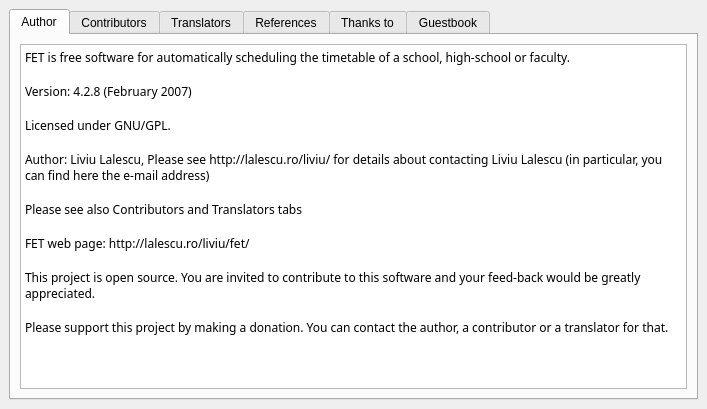
Old version of the form fet/src/interface/helpaboutform_template.ui in the repository vonmecheln/fet.
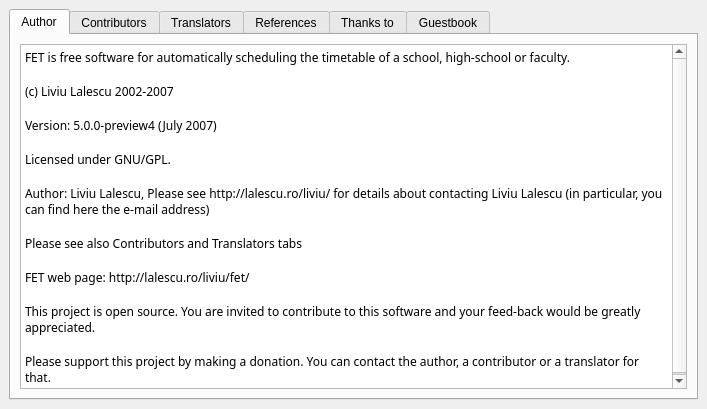
New version of the form.

Commit message: fet-5.0.0-preview4

```diff
--- a/fet/src/interface/helpaboutform_template.ui
+++ b/fet/src/interface/helpaboutform_template.ui
@@ -38,7 +38,7 @@
        <item row="0" column="0" >
         <widget class="QTextBrowser" name="textBrowser" >
          <property name="html" >
-          <string>&lt;html>&lt;head>&lt;meta name="qrichtext" content="1" />&lt;/head>&lt;body style=" white-space: pre-wrap; font-family:Sans Serif; font-size:9pt; font-weight:400; font-style:normal; text-decoration:none;">&lt;p style=" margin-top:0px; margin-bottom:0px; margin-left:0px; margin-right:0px; -qt-block-indent:0; text-indent:0px;">FET is free software for automatically scheduling the timetable of a school, high-school or faculty.&lt;/p>&lt;p style="-qt-paragraph-type:empty; margin-top:0px; margin-bottom:0px; margin-left:0px; margin-right:0px; -qt-block-indent:0; text-indent:0px;">&lt;/p>&lt;p style=" margin-top:0px; margin-bottom:0px; margin-left:0px; margin-right:0px; -qt-block-indent:0; text-indent:0px;">Version: 4.2.8 (February 2007)&lt;/p>&lt;p style="-qt-paragraph-type:empty; margin-top:0px; margin-bottom:0px; margin-left:0px; margin-right:0px; -qt-block-indent:0; text-indent:0px;">&lt;/p>&lt;p style=" margin-top:0px; margin-bottom:0px; margin-left:0px; margin-right:0px; -qt-block-indent:0; text-indent:0px;">Licensed under GNU/GPL.&lt;/p>&lt;p style="-qt-paragraph-type:empty; margin-top:0px; margin-bottom:0px; margin-left:0px; margin-right:0px; -qt-block-indent:0; text-indent:0px;">&lt;/p>&lt;p style=" margin-top:0px; margin-bottom:0px; margin-left:0px; margin-right:0px; -qt-block-indent:0; text-indent:0px;">Author: Liviu Lalescu, Please see http://lalescu.ro/liviu/ for details about contacting Liviu Lalescu (in particular, you can find here the e-mail address)&lt;/p>&lt;p style="-qt-paragraph-type:empty; margin-top:0px; margin-bottom:0px; margin-left:0px; margin-right:0px; -qt-block-indent:0; text-indent:0px;">&lt;/p>&lt;p style=" margin-top:0px; margin-bottom:0px; margin-left:0px; margin-right:0px; -qt-block-indent:0; text-indent:0px;">Please see also Contributors and Translators tabs&lt;/p>&lt;p style="-qt-paragraph-type:empty; margin-top:0px; margin-bottom:0px; margin-left:0px; margin-right:0px; -qt-block-indent:0; text-indent:0px;">&lt;/p>&lt;p style=" margin-top:0px; margin-bottom:0px; margin-left:0px; margin-right:0px; -qt-block-indent:0; text-indent:0px;">FET web page: http://lalescu.ro/liviu/fet/&lt;/p>&lt;p style="-qt-paragraph-type:empty; margin-top:0px; margin-bottom:0px; margin-left:0px; margin-right:0px; -qt-block-indent:0; text-indent:0px;">&lt;/p>&lt;p style=" margin-top:0px; margin-bottom:0px; margin-left:0px; margin-right:0px; -qt-block-indent:0; text-indent:0px;">This project is open source. You are invited to contribute to this software and your feed-back would be greatly appreciated.&lt;/p>&lt;p style="-qt-paragraph-type:empty; margin-top:0px; margin-bottom:0px; margin-left:0px; margin-right:0px; -qt-block-indent:0; text-indent:0px;">&lt;/p>&lt;p style=" margin-top:0px; margin-bottom:0px; margin-left:0px; margin-right:0px; -qt-block-indent:0; text-indent:0px;">Please support this project by making a donation. You can contact the author, a contributor or a translator for that.&lt;/p>&lt;/body>&lt;/html></string>
+          <string>&lt;html>&lt;head>&lt;meta name="qrichtext" content="1" />&lt;/head>&lt;body style=" white-space: pre-wrap; font-family:Sans Serif; font-size:9pt; font-weight:400; font-style:normal; text-decoration:none;">&lt;p style=" margin-top:0px; margin-bottom:0px; margin-left:0px; margin-right:0px; -qt-block-indent:0; text-indent:0px;">FET is free software for automatically scheduling the timetable of a school, high-school or faculty.&lt;/p>&lt;p style="-qt-paragraph-type:empty; margin-top:0px; margin-bottom:0px; margin-left:0px; margin-right:0px; -qt-block-indent:0; text-indent:0px;">&lt;/p>&lt;p style=" margin-top:0px; margin-bottom:0px; margin-left:0px; margin-right:0px; -qt-block-indent:0; text-indent:0px;">(c) Liviu Lalescu 2002-2007&lt;/p>&lt;p style="-qt-paragraph-type:empty; margin-top:0px; margin-bottom:0px; margin-left:0px; margin-right:0px; -qt-block-indent:0; text-indent:0px;">&lt;/p>&lt;p style=" margin-top:0px; margin-bottom:0px; margin-left:0px; margin-right:0px; -qt-block-indent:0; text-indent:0px;">Version: 5.0.0-preview4 (July 2007)&lt;/p>&lt;p style="-qt-paragraph-type:empty; margin-top:0px; margin-bottom:0px; margin-left:0px; margin-right:0px; -qt-block-indent:0; text-indent:0px;">&lt;/p>&lt;p style=" margin-top:0px; margin-bottom:0px; margin-left:0px; margin-right:0px; -qt-block-indent:0; text-indent:0px;">Licensed under GNU/GPL.&lt;/p>&lt;p style="-qt-paragraph-type:empty; margin-top:0px; margin-bottom:0px; margin-left:0px; margin-right:0px; -qt-block-indent:0; text-indent:0px;">&lt;/p>&lt;p style=" margin-top:0px; margin-bottom:0px; margin-left:0px; margin-right:0px; -qt-block-indent:0; text-indent:0px;">Author: Liviu Lalescu, Please see http://lalescu.ro/liviu/ for details about contacting Liviu Lalescu (in particular, you can find here the e-mail address)&lt;/p>&lt;p style="-qt-paragraph-type:empty; margin-top:0px; margin-bottom:0px; margin-left:0px; margin-right:0px; -qt-block-indent:0; text-indent:0px;">&lt;/p>&lt;p style=" margin-top:0px; margin-bottom:0px; margin-left:0px; margin-right:0px; -qt-block-indent:0; text-indent:0px;">Please see also Contributors and Translators tabs&lt;/p>&lt;p style="-qt-paragraph-type:empty; margin-top:0px; margin-bottom:0px; margin-left:0px; margin-right:0px; -qt-block-indent:0; text-indent:0px;">&lt;/p>&lt;p style=" margin-top:0px; margin-bottom:0px; margin-left:0px; margin-right:0px; -qt-block-indent:0; text-indent:0px;">FET web page: http://lalescu.ro/liviu/fet/&lt;/p>&lt;p style="-qt-paragraph-type:empty; margin-top:0px; margin-bottom:0px; margin-left:0px; margin-right:0px; -qt-block-indent:0; text-indent:0px;">&lt;/p>&lt;p style=" margin-top:0px; margin-bottom:0px; margin-left:0px; margin-right:0px; -qt-block-indent:0; text-indent:0px;">This project is open source. You are invited to contribute to this software and your feed-back would be greatly appreciated.&lt;/p>&lt;p style="-qt-paragraph-type:empty; margin-top:0px; margin-bottom:0px; margin-left:0px; margin-right:0px; -qt-block-indent:0; text-indent:0px;">&lt;/p>&lt;p style=" margin-top:0px; margin-bottom:0px; margin-left:0px; margin-right:0px; -qt-block-indent:0; text-indent:0px;">Please support this project by making a donation. You can contact the author, a contributor or a translator for that.&lt;/p>&lt;/body>&lt;/html></string>
          </property>
         </widget>
        </item>
```
Left out of the diff: 10 changed lines with no effect on the pictures. The commit also changes 243 other files.
